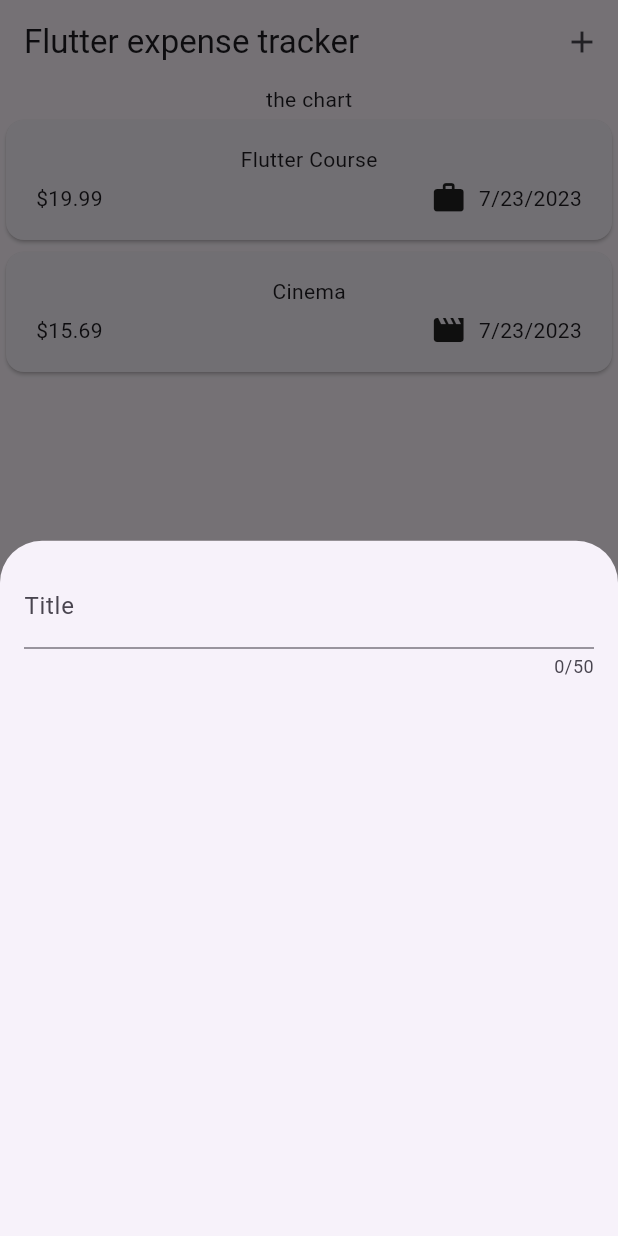
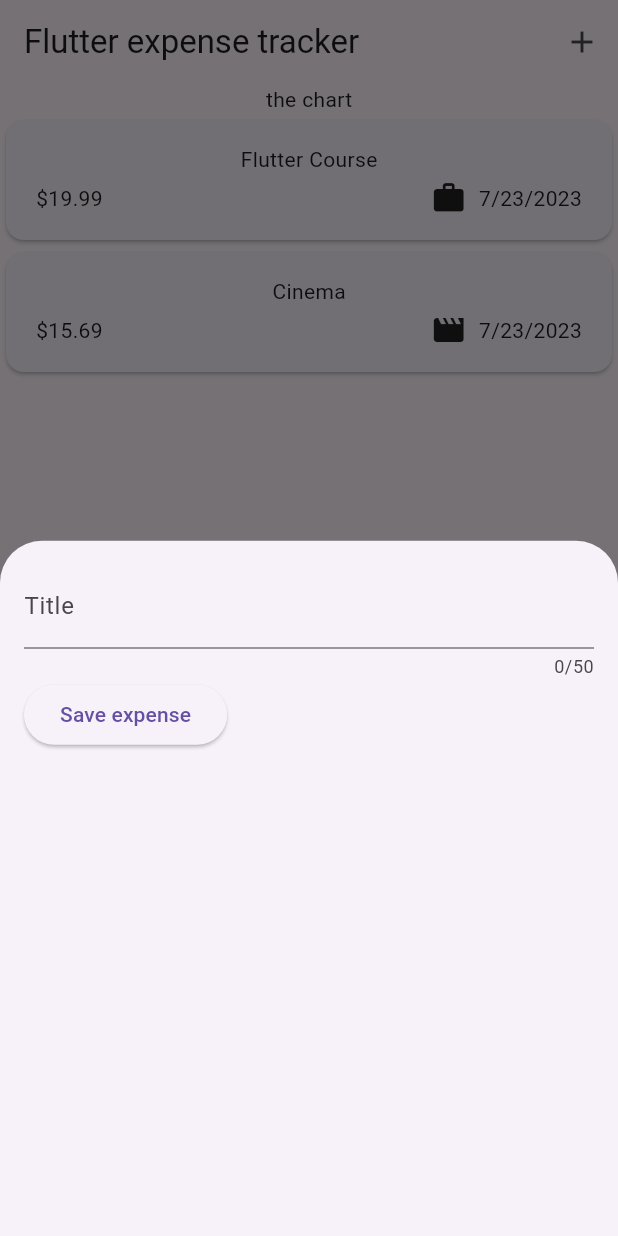
Before and after one commit to deepBn/expense_tracker, a Flutter app: the screen it shows after launch, after a tap on the "add" icon, on a phone screen of 412 x 824 dp. Run offline on Flutter 3.47's test engine with Material 2 defaults, Android fonts, the phone set to English and light mode, and no system bars.

Commit message:
Adding text input and using controller

```diff
--- a/lib/widgets/new_expense.dart
+++ b/lib/widgets/new_expense.dart
@@ -10,18 +10,39 @@ class NewExpense extends StatefulWidget {
 }
 
 class _NewExpenseState extends State<NewExpense> {
+  final _titleController = TextEditingController();
+
+  @override
+  void dispose() {
+    _titleController.dispose();
+    super.dispose();
+  }
+
   @override
   Widget build(BuildContext context) {
     return Padding(
       padding: const EdgeInsets.all(16),
-      child: Column(children: const [
-        TextField(
-          maxLength: 50,
-          decoration: InputDecoration(
-            label: Text('Title'),
+      child: Column(
+        children: [
+          TextField(
+            controller: _titleController,
+            maxLength: 50,
+            decoration: const InputDecoration(
+              label: Text('Title'),
+            ),
           ),
-        ),
-      ]),
+          Row(
+            children: [
+              ElevatedButton(
+                onPressed: () {
+                  print(_titleController.text);
+                },
+                child: const Text("Save expense"),
+              )
+            ],
+          )
+        ],
+      ),
     );
   }
 }
```
